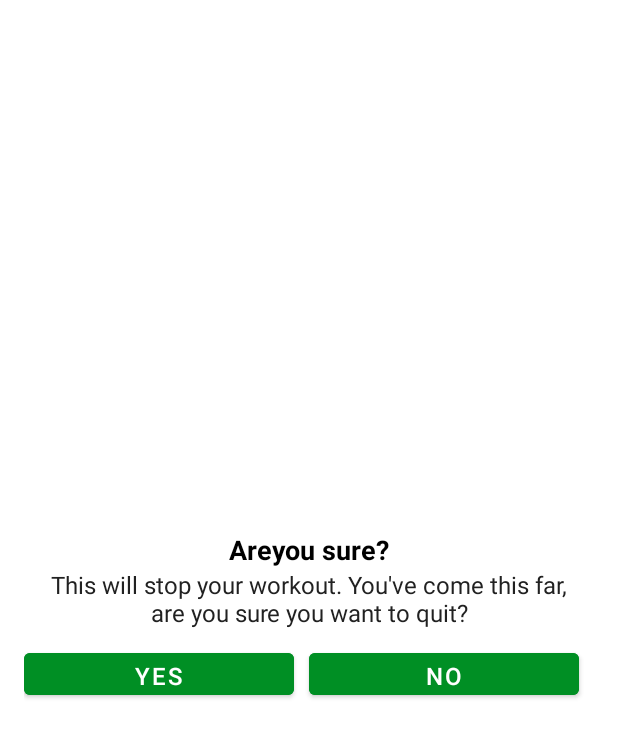
After one commit to tranvuhung/7minutesworkout, an Android app: the layout dialog_custom_back_confirmation.xml on its own in the app's theme, with its tools: preview values and no code run, on a phone screen of 412 x 824 dp. The commit adds this screen. Shown: the top 737 px of the screen. Run offline under Robolectric (Android 15) with nearby library versions, the phone set to English and light mode, and no system bars.

Commit message:
add dialog custom back button

```diff
--- a/app/src/main/java/com/vuhungtran/a7minutesworkout/ExerciseActivity.kt
+++ b/app/src/main/java/com/vuhungtran/a7minutesworkout/ExerciseActivity.kt
@@ -1,5 +1,6 @@
 package com.vuhungtran.a7minutesworkout
 
+import android.app.Dialog
 import android.content.Intent
 import android.media.MediaPlayer
 import android.net.Uri
@@ -14,6 +15,7 @@
 import android.widget.Toast
 import androidx.recyclerview.widget.LinearLayoutManager
 import com.vuhungtran.a7minutesworkout.databinding.ActivityExerciseBinding
+import com.vuhungtran.a7minutesworkout.databinding.DialogCustomBackConfirmationBinding
 import java.util.*
 import kotlin.collections.ArrayList
 
@@ -52,13 +54,15 @@
             supportActionBar?.setDisplayHomeAsUpEnabled(true)
         }
 
-        binding?.toolbarExercise?.setOnClickListener {
-            onBackPressed()
+//        binding?.toolbarExercise?.setOnClickListener {
+//            onBackPressed()
+//        }
+        binding?.toolbarExercise?.setNavigationOnClickListener{
+            customDialogForBackButton()
         }
 
         tts = TextToSpeech(this, this)
 
-        // TODO(Step 7 - Initializing and Assigning a default exercise list to our list variable.)
         // START
         exerciseList = Constants.defaultExerciseList()
         // END
@@ -73,6 +77,11 @@
         // setting up the exercise recycler view
         setupExerciseStatusRecyclerView()
         // END
+    }
+
+    override fun onBackPressed() {
+        customDialogForBackButton()
+//        super.onBackPressed()
     }
 
     //STEP 2:
@@ -258,4 +267,21 @@
         binding?.rvExerciseStatus?.adapter = exerciseAdapter
     }
     // END
+
+    //custom dialog
+    private fun customDialogForBackButton(){
+        val customDialog = Dialog(this)
+        val dialogBinding = DialogCustomBackConfirmationBinding.inflate(layoutInflater)
+        customDialog.setContentView(dialogBinding.root)
+        customDialog.setCanceledOnTouchOutside(false)
+        dialogBinding.tvYes.setOnClickListener{
+            this@ExerciseActivity.finish()
+            customDialog.dismiss()
+        }
+        dialogBinding.tvNo.setOnClickListener{
+            customDialog.dismiss()
+        }
+
+        customDialog.show()
+    }
 }
--- /dev/null
+++ b/app/src/main/res/layout/dialog_custom_back_confirmation.xml
@@ -0,0 +1,55 @@
+<?xml version="1.0" encoding="utf-8"?>
+<LinearLayout xmlns:android="http://schemas.android.com/apk/res/android"
+    android:layout_width="match_parent"
+    android:layout_height="match_parent"
+    android:gravity="center"
+    android:orientation="vertical"
+    android:padding="16dp">
+
+    <TextView
+        android:layout_width="match_parent"
+        android:layout_height="wrap_content"
+        android:gravity="center"
+        android:text="Areyou sure?"
+        android:textColor="@color/black"
+        android:textSize="18sp"
+        android:textStyle="bold"/>
+    <TextView
+        android:layout_width="match_parent"
+        android:layout_height="wrap_content"
+        android:layout_marginStart="10dp"
+        android:layout_marginEnd="10dp"
+        android:gravity="center"
+        android:text="This will stop your workout. You\'ve come this far, are you sure you want to quit?"
+        android:textColor="#212121"
+        android:textSize="16sp"/>
+
+    <LinearLayout
+        android:layout_width="match_parent"
+        android:layout_height="wrap_content"
+        android:layout_marginTop="10dp"
+        android:orientation="horizontal">
+        <Button
+            android:id="@+id/tvYes"
+            android:layout_width="0dp"
+            android:layout_height="40dp"
+            android:layout_marginEnd="10dp"
+            android:layout_weight="1"
+            android:backgroundTint="@color/colorAccent"
+            android:text="YES"
+            android:textColor="#FFFFFF"
+            android:textSize="16sp"/>
+
+        <Button
+            android:id="@+id/tvNo"
+            android:layout_width="0dp"
+            android:layout_height="40dp"
+            android:layout_marginEnd="10dp"
+            android:layout_weight="1"
+            android:backgroundTint="@color/colorAccent"
+            android:text="NO"
+            android:textColor="#FFFFFF"
+            android:textSize="16sp"/>
+    </LinearLayout>
+
+</LinearLayout>
```
